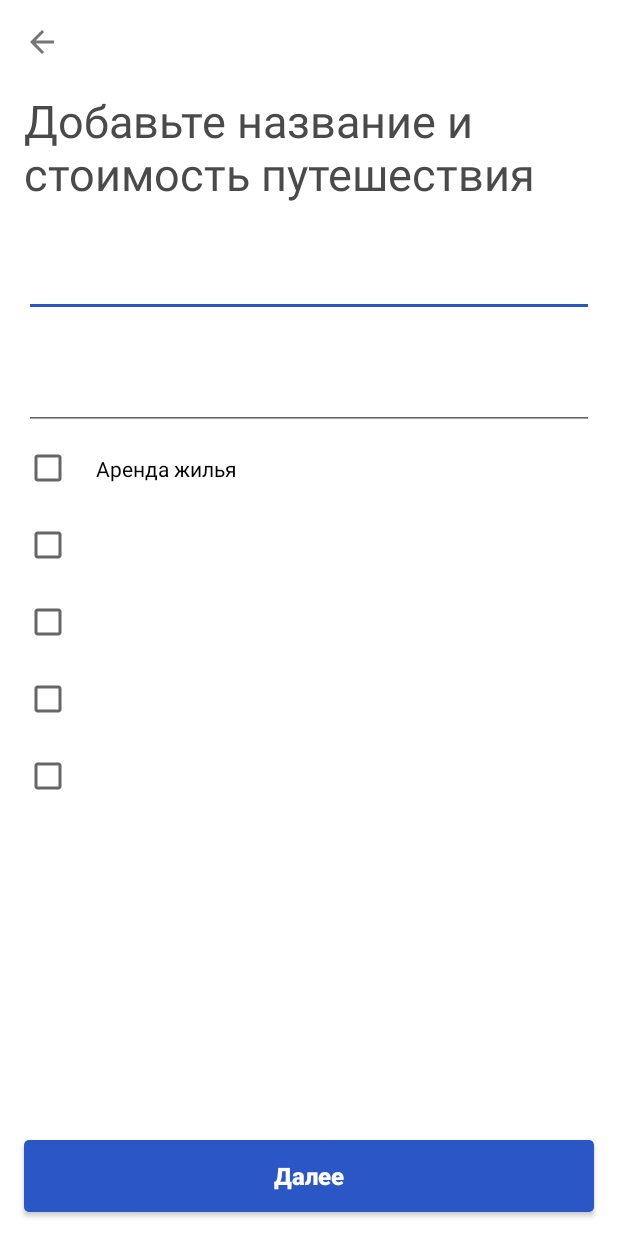
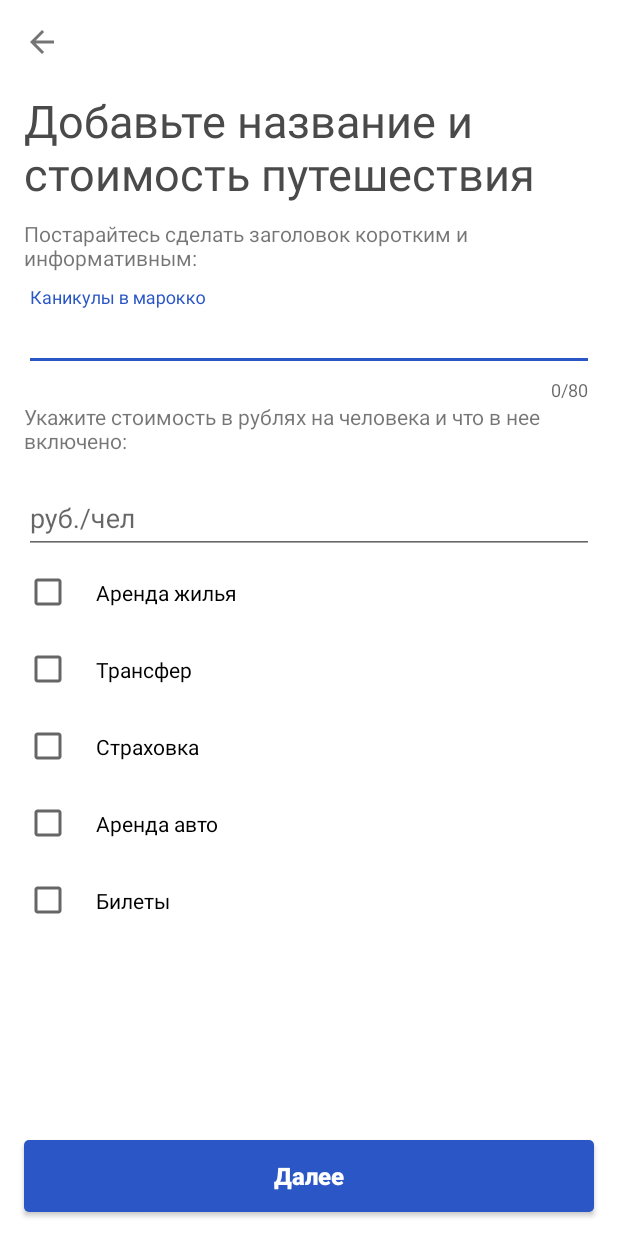
Before and after one commit to themanthing/letsgo-app, an Android app: the layout fragment_travel_cost.xml on its own in the app's theme, with its tools: preview values and no code run, on a phone screen of 412 x 824 dp. Run offline under Robolectric (Android 15) with nearby library versions, the phone set to English and light mode, and no system bars.

Commit message:
add travel cost form

```diff
--- a/app/src/main/java/ru/mobilesoft/piligram/ui/fragments/vacation/VacationWhereFragment.java
+++ b/app/src/main/java/ru/mobilesoft/piligram/ui/fragments/vacation/VacationWhereFragment.java
@@ -49,7 +49,7 @@ public class VacationWhereFragment extends BaseWizardFragment {
     @Override
     protected void loadValue() {
         if (wizard.containsKey(VACATION_DIRECTION)){
-            direction.setSelected((Boolean) wizard.getValue(VACATION_DIRECTION));
+            direction.setSelection((Integer) wizard.getValue(VACATION_DIRECTION));
         }
     }
 }
--- a/app/src/main/res/layout/fragment_travel_cost.xml
+++ b/app/src/main/res/layout/fragment_travel_cost.xml
@@ -19,74 +19,94 @@
         android:fillViewport="true">
 
         <LinearLayout
+            style="@style/WizardContent"
             android:layout_width="match_parent"
             android:layout_height="wrap_content"
-            android:orientation="vertical"
-            style="@style/WizardContent">
-
+            android:orientation="vertical">
 
             <TextView
                 android:id="@+id/title"
                 android:layout_width="wrap_content"
                 android:layout_height="wrap_content"
                 android:layout_marginTop="4dp"
-                    android:text="Добавьте название и стоимость путешествия"
+                android:text="@string/travel_cost_title"
                 android:textColor="#4a4a4a"
                 android:textSize="30sp" />
 
             <TextView
                 android:layout_width="match_parent"
-                    android:layout_height="wrap_content" />
+                android:layout_height="wrap_content"
+                android:layout_marginTop="10dp"
+                android:layout_marginBottom="10dp"
+                android:text="@string/travel_cost_title_label" />
+
+            <android.support.design.widget.TextInputLayout
+                android:layout_width="match_parent"
+                android:layout_height="wrap_content"
+                app:counterEnabled="true"
+                app:counterMaxLength="80">
+
+                <EditText
+                    android:id="@+id/ed_title"
+                    android:layout_width="match_parent"
+                    android:layout_height="wrap_content"
+                    android:hint="@string/travel_cost_title_hint"
+                    android:maxLength="150" />
+            </android.support.design.widget.TextInputLayout>
+
+            <TextView
+                android:layout_width="match_parent"
+                android:layout_height="wrap_content"
+                android:text="@string/travel_cost_price_label"
+                android:layout_marginBottom="10dp"/>
 
             <android.support.design.widget.TextInputLayout
                 android:layout_width="match_parent"
                 android:layout_height="wrap_content">
 
                 <EditText
+                    android:id="@+id/ed_price"
                     android:layout_width="match_parent"
-                        android:layout_height="wrap_content" />
-                </android.support.design.widget.TextInputLayout>
-
-                <TextView
-                    android:layout_width="match_parent"
-                    android:layout_height="wrap_content" />
-
-                <android.support.design.widget.TextInputLayout
-                    android:layout_width="match_parent"
-                    android:layout_height="wrap_content">
-
-                    <EditText
-                        android:layout_width="match_parent"
-                        android:layout_height="wrap_content" />
+                    android:layout_height="wrap_content"
+                    android:hint="@string/travel_cost_price_hint"
+                    android:inputType="numberDecimal" />
             </android.support.design.widget.TextInputLayout>
 
 
+            <CheckBox
+                android:id="@+id/cb_rent"
+                android:layout_width="match_parent"
+                android:layout_height="wrap_content"
+                android:padding="16dp"
+                android:text="@string/travel_cost_rent" />
 
             <CheckBox
-                android:text="Аренда жилья"
+                android:id="@+id/cb_transfer"
+                android:layout_width="match_parent"
+                android:layout_height="wrap_content"
                 android:padding="16dp"
-                android:layout_width="match_parent"
-                android:layout_height="wrap_content" />
+                android:text="@string/travel_cost_transfer" />
 
             <CheckBox
+                android:id="@+id/cb_insurance"
+                android:layout_width="match_parent"
+                android:layout_height="wrap_content"
                 android:padding="16dp"
-                android:layout_width="match_parent"
-                android:layout_height="wrap_content" />
+                android:text="@string/travel_cost_insurance" />
 
             <CheckBox
+                android:id="@+id/cb_car_rent"
+                android:layout_width="match_parent"
+                android:layout_height="wrap_content"
                 android:padding="16dp"
-                android:layout_width="match_parent"
-                android:layout_height="wrap_content" />
+                android:text="@string/travel_cost_car_rent" />
 
             <CheckBox
+                android:id="@+id/cb_tickets"
+                android:layout_width="match_parent"
+                android:layout_height="wrap_content"
                 android:padding="16dp"
-                android:layout_width="match_parent"
-                android:layout_height="wrap_content" />
-
-            <CheckBox
-                android:padding="16dp"
-                android:layout_width="match_parent"
-                android:layout_height="wrap_content" />
+                android:text="@string/travel_cost_tickets" />
 
 
         </LinearLayout>
--- a/app/src/main/res/values/strings.xml
+++ b/app/src/main/res/values/strings.xml
@@ -76,4 +76,14 @@
     <string name="travels_type_item_excursions">Экскурсии</string>
     <string name="travels_type_item_child">С детьми</string>
     <string name="travels_type_item_other">Другое</string>
+    <string name="travel_cost_rent">Аренда жилья</string>
+    <string name="travel_cost_transfer">Трансфер</string>
+    <string name="travel_cost_insurance">Страховка</string>
+    <string name="travel_cost_car_rent">Аренда авто</string>
+    <string name="travel_cost_tickets">Билеты</string>
+    <string name="travel_cost_title">Добавьте название и стоимость путешествия</string>
+    <string name="travel_cost_title_hint">Каникулы в марокко</string>
+    <string name="travel_cost_price_hint">руб./чел</string>
+    <string name="travel_cost_price_label">Укажите стоимость в рублях на человека и что в нее включено:</string>
+    <string name="travel_cost_title_label">Постарайтесь сделать заголовок коротким и информативным:</string>
 </resources>
```
Lines whose indentation alone changed are shown as unchanged.
